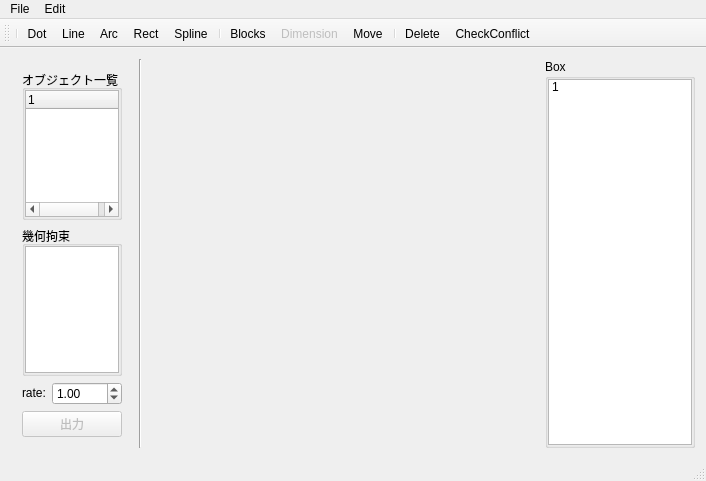
hal1437/BlockMaker, file src/MainWindow.ui: the form before one commit.
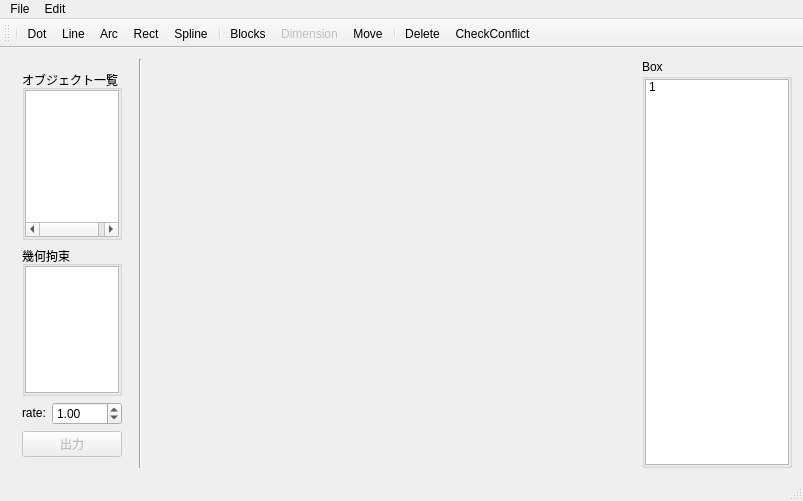
The form after the commit. Icons and pictures are not drawn. Custom widgets are drawn as their Qt base class.

Commit message: オブジェクト一覧をツリー状に表示、リストからの選択機能を無効化

Diff of the .ui file:
```diff
--- a/src/MainWindow.ui
+++ b/src/MainWindow.ui
@@ -6,8 +6,8 @@
    <rect>
     <x>0</x>
     <y>0</y>
-    <width>706</width>
-    <height>481</height>
+    <width>803</width>
+    <height>501</height>
    </rect>
   </property>
   <property name="windowTitle">
@@ -23,6 +23,12 @@
         <verstretch>0</verstretch>
        </sizepolicy>
       </property>
+      <property name="minimumSize">
+       <size>
+        <width>0</width>
+        <height>0</height>
+       </size>
+      </property>
       <layout class="QVBoxLayout" name="verticalLayout">
        <item>
         <widget class="QGroupBox" name="groupBox_2">
@@ -50,6 +56,33 @@
           </property>
           <item>
            <widget class="QTreeWidget" name="ObjectList">
+            <property name="sizePolicy">
+             <sizepolicy hsizetype="Expanding" vsizetype="Expanding">
+              <horstretch>0</horstretch>
+              <verstretch>0</verstretch>
+             </sizepolicy>
+            </property>
+            <property name="minimumSize">
+             <size>
+              <width>0</width>
+              <height>0</height>
+             </size>
+            </property>
+            <property name="autoFillBackground">
+             <bool>false</bool>
+            </property>
+            <property name="animated">
+             <bool>true</bool>
+            </property>
+            <property name="wordWrap">
+             <bool>false</bool>
+            </property>
+            <attribute name="headerVisible">
+             <bool>false</bool>
+            </attribute>
+            <attribute name="headerStretchLastSection">
+             <bool>true</bool>
+            </attribute>
             <column>
              <property name="text">
               <string notr="true">1</string>
@@ -185,6 +218,12 @@
     </item>
     <item>
      <widget class="Line" name="line">
+      <property name="cursor">
+       <cursorShape>ArrowCursor</cursorShape>
+      </property>
+      <property name="lineWidth">
+       <number>1</number>
+      </property>
       <property name="orientation">
        <enum>Qt::Vertical</enum>
       </property>
@@ -252,7 +291,7 @@
     <rect>
      <x>0</x>
      <y>0</y>
-     <width>706</width>
+     <width>803</width>
      <height>22</height>
     </rect>
    </property>
```
Left out of the diff: 3 changed lines with no effect on the pictures. The commit also changes 2 other files.
